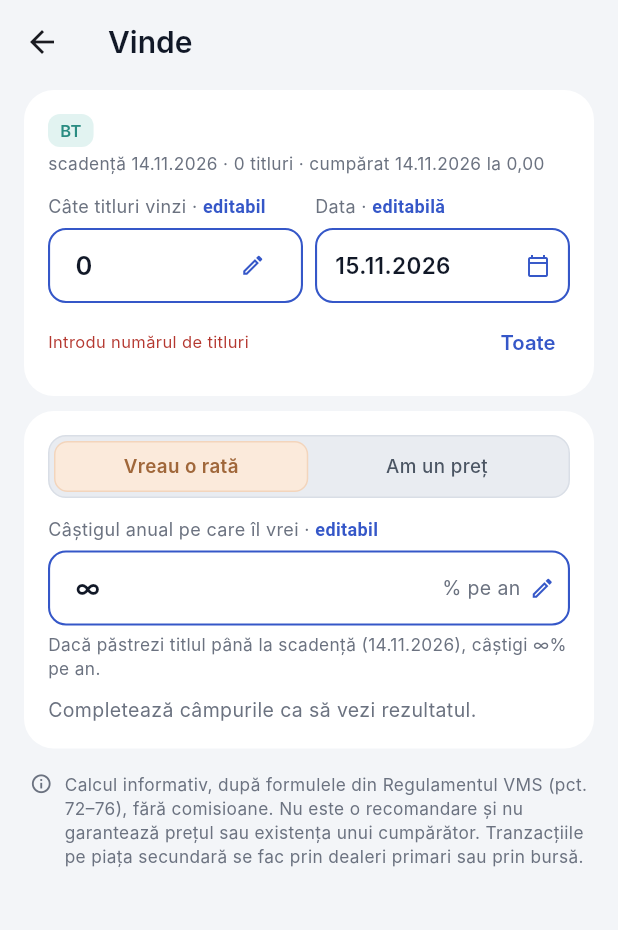
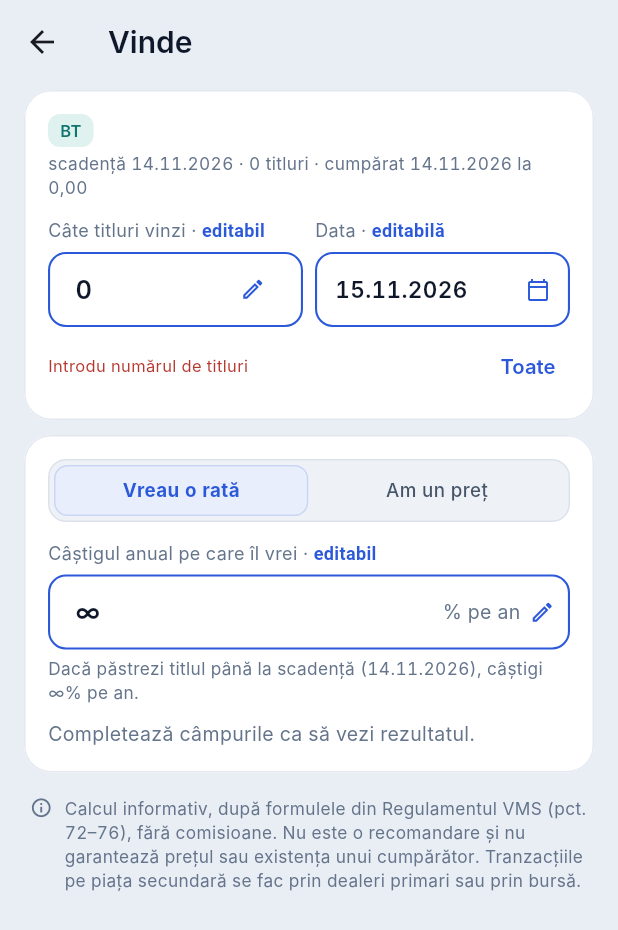
Before and after one commit to ciubukr-blip/VMS-Moldova-4, a Flutter app: the SaleScreen screen opened directly with empty values, on a phone screen of 412 x 824 dp. Shown: the top 930 px of the screen. Run offline on Flutter 3.47's test engine with Material 3 defaults, Android fonts, the phone set to English and light mode, and no system bars; our stand-ins replace firebase_core, firebase_messaging, fl_chart, flutter_local_notifications, shared_preferences, timezone; accounts and stored records are empty.

Commit message:
Design modernizat: contrast mai bun, contururi fine, cifre aliniate
- fundal gri-albăstrui mai închis (#E9EDF4), carduri albe cu contur fin de 1 px
- culori cu rol fix: albastru pentru selecții și acțiuni, verde petrol pentru BT,
  ocru pentru OS, verde doar pentru câștiguri și încasări
- toate filtrele selectate (termen, tip, an, Active/Expirate/Vândute) în albastru;
  comutatorul BT | OS și zilele din calendar în culorile BT / OS
- cifre cu lățime egală (tabular) și mai pregnante; mai mult spațiu între secțiuni
- Portofoliu: butonul explicit „+ Adaugă titlu”; bare subțiri, rotunjite, la
  „Încasări viitoare” și „Venit pe ani”
- câmpurile și etichetele mici pe nuanța deschisă a selectoarelor

Co-Authored-By: Claude Opus 5.5 <noreply@anthropic.com>
Claude-Session: https://claude.ai/code/session_013cguJaeNHeofZ6rRDsYV2J

```diff
--- a/lib/screens/bond_rates_section.dart
+++ b/lib/screens/bond_rates_section.dart
@@ -176,7 +176,7 @@ class _BondRatesSectionState extends State<BondRatesSection> {
         child: Pill(
           '${up ? '▲' : down ? '▼' : '='} ${NumberFormat('0.00', 'ro').format(diff.abs())}',
           fg: up ? AppColors.green : down ? AppColors.red : AppColors.textMuted,
-          bg: up ? AppColors.greenSoft : down ? AppColors.redSoft : AppColors.background,
+          bg: up ? AppColors.greenSoft : down ? AppColors.redSoft : AppColors.track,
           fontSize: 10,
         ),
       ),
--- a/lib/screens/calculator_common.dart
+++ b/lib/screens/calculator_common.dart
@@ -182,8 +182,8 @@ class ResultBox extends StatelessWidget {
   Widget build(BuildContext context) => Container(
         padding: const EdgeInsets.symmetric(horizontal: 4, vertical: 7),
         decoration: BoxDecoration(
-          color: const Color(0xFFF5F7FA),
-          border: Border.all(color: const Color(0xFFE7EAF0)),
+          color: const Color(0xFFF8FAFC),
+          border: Border.all(color: const Color(0xFFE3E8F0)),
           borderRadius: BorderRadius.circular(10),
         ),
         child: Column(mainAxisSize: MainAxisSize.min, children: [
--- a/lib/screens/holding_form.dart
+++ b/lib/screens/holding_form.dart
@@ -220,7 +220,7 @@ class _HoldingFormState extends State<HoldingForm> {
               borderRadius: BorderRadius.circular(14),
               child: Container(
                 padding: const EdgeInsets.symmetric(horizontal: 14, vertical: 13),
-                decoration: BoxDecoration(color: AppColors.background, borderRadius: BorderRadius.circular(14)),
+                decoration: BoxDecoration(color: AppColors.track, borderRadius: BorderRadius.circular(14)),
                 child: Row(children: [
                   Expanded(
                     child: Text(_security?.isin ?? 'Alege din listă…',
@@ -336,7 +336,7 @@ class _HoldingFormState extends State<HoldingForm> {
         borderRadius: BorderRadius.circular(14),
         child: Container(
           padding: const EdgeInsets.symmetric(horizontal: 14, vertical: 12),
-          decoration: BoxDecoration(color: AppColors.background, borderRadius: BorderRadius.circular(14)),
+          decoration: BoxDecoration(color: AppColors.track, borderRadius: BorderRadius.circular(14)),
           child: Row(children: [
             const Icon(Icons.calendar_today_outlined, size: 16, color: AppColors.textMuted),
             const SizedBox(width: 10),
--- a/lib/screens/rates_screen.dart
+++ b/lib/screens/rates_screen.dart
@@ -226,7 +226,7 @@ class _BillRatesSectionState extends State<BillRatesSection> {
       Pill(
         '${up ? '▲' : down ? '▼' : '='} ${NumberFormat('0.00', 'ro').format(diff.abs())} p.p.',
         fg: up ? AppColors.green : down ? AppColors.red : AppColors.textMuted,
-        bg: up ? AppColors.greenSoft : down ? AppColors.redSoft : AppColors.background,
+        bg: up ? AppColors.greenSoft : down ? AppColors.redSoft : AppColors.track,
         fontSize: 10,
       ),
     ]);
--- a/lib/screens/sale_screen.dart
+++ b/lib/screens/sale_screen.dart
@@ -318,7 +318,7 @@ class _SaleScreenState extends State<SaleScreen> {
       const SizedBox(height: 10),
       Container(
         padding: const EdgeInsets.all(10),
-        decoration: BoxDecoration(color: AppColors.background, borderRadius: BorderRadius.circular(12)),
+        decoration: BoxDecoration(color: AppColors.track, borderRadius: BorderRadius.circular(12)),
         child: Column(crossAxisAlignment: CrossAxisAlignment.start, children: [
           const Text('Rate de la licitații (informativ)', style: TextStyle(fontSize: 12.5, fontWeight: FontWeight.w600)),
           const SizedBox(height: 5),
--- a/lib/theme/app_theme.dart
+++ b/lib/theme/app_theme.dart
@@ -1,27 +1,31 @@
+import 'dart:ui' show FontFeature;
+
 import 'package:flutter/material.dart';
 
 /// Paletă discretă, inspirată de aplicațiile financiare moderne:
 /// fundal gri foarte deschis, carduri albe rotunjite, un singur albastru
 /// de accent și culori pastelate pentru evidențieri.
 class AppColors {
-  static const background = Color(0xFFF3F5F8);
+  static const background = Color(0xFFE9EDF4); // gri-albăstrui, puțin mai închis: cardurile albe ies în evidență
   static const surface = Colors.white;
   static const tile = Color(0xFFEEF2F8); // fundalul pătratelor cu icon
-  static const primary = Color(0xFF3557C8); // albastru calm
-  static const primarySoft = Color(0xFFE6ECFA);
-  static const text = Color(0xFF111827);
-  static const textMuted = Color(0xFF6B7280);
-  static const textFaint = Color(0xFF9CA3AF);
-  static const divider = Color(0xFFE7EAF0);
+  static const primary = Color(0xFF2B59D9); // albastru: selecții și acțiuni
+  static const primarySoft = Color(0xFFE8EEFC);
+  static const primaryLine = Color(0xFFC9D6F5);
+  static const text = Color(0xFF0F172A);
+  static const textMuted = Color(0xFF64748B);
+  static const textFaint = Color(0xFF94A3B8);
+  static const divider = Color(0xFFE3E8F0); // și conturul fin al cardurilor
+  static const track = Color(0xFFEEF1F6); // fundalul selectoarelor și al barelor
 
-  static const green = Color(0xFF1E7B4A);
-  static const greenSoft = Color(0xFFE5F5EC);
+  static const green = Color(0xFF15803D); // câștiguri, încasări
+  static const greenSoft = Color(0xFFDCFCE7);
   static const red = Color(0xFFB4372F);
   static const redSoft = Color(0xFFFCEBEA);
-  static const amber = Color(0xFF9A5B00);
-  static const amberSoft = Color(0xFFFFF3DD);
-  static const teal = Color(0xFF2A8C82);
-  static const tealSoft = Color(0xFFE2F3F1);
+  static const amber = Color(0xFFA16207); // ocru: obligațiuni (OS)
+  static const amberSoft = Color(0xFFFBF0DC);
+  static const teal = Color(0xFF0F766E); // verde petrol: bonuri (BT)
+  static const tealSoft = Color(0xFFE0F2EF);
 
   // seriile din grafice (nuanțe atenuate)
   static const term91 = Color(0xFF2A9D8F);
@@ -51,22 +55,25 @@ class SectionPalette {
   const SectionPalette({required this.text, required this.soft, required this.line, required this.underline, required this.wash});
 
   static const bills = SectionPalette(
-    text: Color(0xFF2F7D6E),
-    soft: Color(0xFFDDF1EB),
-    line: Color(0xFFBFE3D9),
-    underline: Color(0xFF8FCDBD),
-    wash: Color(0xFFEEF7F4),
+    text: Color(0xFF0F766E),
+    soft: Color(0xFFE0F2EF),
+    line: Color(0xFFA7D7CF),
+    underline: Color(0xFF5EB3A6),
+    wash: Color(0xFFEFF8F6),
   );
   static const bonds = SectionPalette(
-    text: Color(0xFFA0673A),
-    soft: Color(0xFFFBEADB),
-    line: Color(0xFFF3D5BC),
-    underline: Color(0xFFEBBF9A),
-    wash: Color(0xFFFCF3EC),
+    text: Color(0xFFA16207),
+    soft: Color(0xFFFBF0DC),
+    line: Color(0xFFEBCB8F),
+    underline: Color(0xFFD9A54A),
+    wash: Color(0xFFFDF7EC),
   );
 }
 
 class AppTheme {
+  /// Cifre cu lățime egală: sumele și procentele se aliniază pe coloane.
+  static const _tnum = [FontFeature.tabularFigures()];
+
   static ThemeData light() {
     const font = 'Inter';
     final scheme = ColorScheme.fromSeed(
@@ -76,16 +83,16 @@ class AppTheme {
       brightness: Brightness.light,
     );
     const t = TextTheme(
-      headlineSmall: TextStyle(fontSize: 20, fontWeight: FontWeight.w600, color: AppColors.text, letterSpacing: -0.2),
-      titleLarge: TextStyle(fontSize: 17, fontWeight: FontWeight.w600, color: AppColors.text),
-      titleMedium: TextStyle(fontSize: 15, fontWeight: FontWeight.w600, color: AppColors.text),
-      titleSmall: TextStyle(fontSize: 13.5, fontWeight: FontWeight.w600, color: AppColors.text),
-      bodyLarge: TextStyle(fontSize: 14, color: AppColors.text),
-      bodyMedium: TextStyle(fontSize: 13, color: AppColors.text),
-      bodySmall: TextStyle(fontSize: 11.5, color: AppColors.textMuted),
-      labelLarge: TextStyle(fontSize: 13, fontWeight: FontWeight.w600),
-      labelMedium: TextStyle(fontSize: 12, fontWeight: FontWeight.w500),
-      labelSmall: TextStyle(fontSize: 11, fontWeight: FontWeight.w500, color: AppColors.textMuted),
+      headlineSmall: TextStyle(fontFeatures: _tnum, fontSize: 21, fontWeight: FontWeight.w700, color: AppColors.text, letterSpacing: -0.2),
+      titleLarge: TextStyle(fontFeatures: _tnum, fontSize: 17, fontWeight: FontWeight.w700, color: AppColors.text),
+      titleMedium: TextStyle(fontFeatures: _tnum, fontSize: 15, fontWeight: FontWeight.w600, color: AppColors.text),
+      titleSmall: TextStyle(fontFeatures: _tnum, fontSize: 13.5, fontWeight: FontWeight.w600, color: AppColors.text),
+      bodyLarge: TextStyle(fontFeatures: _tnum, fontSize: 14, color: AppColors.text),
+      bodyMedium: TextStyle(fontFeatures: _tnum, fontSize: 13, color: AppColors.text),
+      bodySmall: TextStyle(fontFeatures: _tnum, fontSize: 11.5, color: AppColors.textMuted),
+      labelLarge: TextStyle(fontFeatures: _tnum, fontSize: 13, fontWeight: FontWeight.w600),
+      labelMedium: TextStyle(fontFeatures: _tnum, fontSize: 12, fontWeight: FontWeight.w500),
+      labelSmall: TextStyle(fontFeatures: _tnum, fontSize: 11, fontWeight: FontWeight.w500, color: AppColors.textMuted),
     );
     final radius = BorderRadius.circular(14);
     return ThemeData(
@@ -106,12 +113,14 @@ class AppTheme {
         surfaceTintColor: Colors.transparent,
         elevation: 0,
         margin: EdgeInsets.zero,
-        shape: RoundedRectangleBorder(borderRadius: BorderRadius.circular(20)),
+        shape: RoundedRectangleBorder(borderRadius: BorderRadius.circular(18), side: const BorderSide(color: AppColors.divider)),
       ),
       dividerTheme: const DividerThemeData(color: AppColors.divider, thickness: 1, space: 1),
       navigationBarTheme: NavigationBarThemeData(
         backgroundColor: AppColors.surface,
         surfaceTintColor: Colors.transparent,
+        shadowColor: AppColors.divider,
+        elevation: 1,
         indicatorColor: AppColors.primarySoft,
         height: 64,
         labelTextStyle: WidgetStateProperty.resolveWith((s) => TextStyle(
@@ -127,7 +136,7 @@ class AppTheme {
       ),
       inputDecorationTheme: InputDecorationTheme(
         filled: true,
-        fillColor: AppColors.background,
+        fillColor: AppColors.track,
         isDense: true,
         contentPadding: const EdgeInsets.symmetric(horizontal: 14, vertical: 12),
         labelStyle: const TextStyle(fontSize: 13, color: AppColors.textMuted),
@@ -140,7 +149,7 @@ class AppTheme {
       chipTheme: ChipThemeData(
         backgroundColor: AppColors.surface,
         selectedColor: AppColors.primarySoft,
-        side: const BorderSide(color: AppColors.divider),
+        side: const BorderSide(color: Color(0xFFDCE2EC)),
         labelStyle: const TextStyle(fontFamily: font, fontSize: 12.5, fontWeight: FontWeight.w500, color: AppColors.text),
         shape: RoundedRectangleBorder(borderRadius: BorderRadius.circular(10)),
         padding: const EdgeInsets.symmetric(horizontal: 4, vertical: 0),
--- a/lib/widgets/common.dart
+++ b/lib/widgets/common.dart
@@ -10,14 +10,14 @@ class AppCard extends StatelessWidget {
   final VoidCallback? onTap;
   final Color? color;
   final BorderSide side;
-  const AppCard({super.key, required this.child, this.padding = const EdgeInsets.all(16), this.onTap, this.color, this.side = BorderSide.none});
+  const AppCard({super.key, required this.child, this.padding = const EdgeInsets.all(16), this.onTap, this.color, this.side = const BorderSide(color: AppColors.divider)});
 
   @override
   Widget build(BuildContext context) {
     final content = Padding(padding: padding, child: child);
     return Material(
       color: color ?? AppColors.surface,
-      shape: RoundedRectangleBorder(borderRadius: BorderRadius.circular(20), side: side),
+      shape: RoundedRectangleBorder(borderRadius: BorderRadius.circular(18), side: side),
       clipBehavior: Clip.antiAlias,
       child: onTap == null ? content : InkWell(onTap: onTap, child: content),
     );
@@ -60,7 +60,7 @@ class SectionHeader extends StatelessWidget {
 
   @override
   Widget build(BuildContext context) => Padding(
-        padding: const EdgeInsets.fromLTRB(4, 18, 4, 10),
+        padding: const EdgeInsets.fromLTRB(4, 22, 4, 10),
         child: Row(children: [
           Expanded(child: Text(title, style: Theme.of(context).textTheme.titleLarge)),
           if (action != null)
@@ -143,7 +143,7 @@ class Stat extends StatelessWidget {
   Widget build(BuildContext context) => Column(crossAxisAlignment: align, mainAxisSize: MainAxisSize.min, children: [
         Text(label, textAlign: _textAlign, style: const TextStyle(fontSize: 11.5, color: AppColors.textMuted)),
         const SizedBox(height: 3),
-        Text(value, textAlign: _textAlign, style: TextStyle(fontSize: valueSize, fontWeight: FontWeight.w600, color: valueColor ?? AppColors.text)),
+        Text(value, textAlign: _textAlign, style: TextStyle(fontSize: valueSize, fontWeight: FontWeight.w700, color: valueColor ?? AppColors.text)),
       ]);
 }
 
@@ -210,7 +210,7 @@ class Segmented<T> extends StatelessWidget {
       final v = values[i];
       if (p != null && i > 0) {
         final hide = v == selected || values[i - 1] == selected;
-        items.add(Container(width: 1, height: 16, color: hide ? Colors.transparent : const Color(0xFFCDD3DC)));
+        items.add(Container(width: 1, height: 16, color: hide ? Colors.transparent : const Color(0xFFCBD3DF)));
       }
       final on = v == selected;
       items.add(Expanded(
@@ -221,9 +221,9 @@ class Segmented<T> extends StatelessWidget {
             duration: const Duration(milliseconds: 150),
             padding: const EdgeInsets.symmetric(vertical: 7),
             decoration: BoxDecoration(
-              color: on ? (p?.soft ?? AppColors.surface) : Colors.transparent,
+              color: on ? (p == null ? AppColors.surface : AppColors.primarySoft) : Colors.transparent,
               borderRadius: BorderRadius.circular(9),
-              border: p == null ? null : Border.all(color: on ? p.line : Colors.transparent),
+              border: p == null ? null : Border.all(color: on ? AppColors.primaryLine : Colors.transparent),
               boxShadow: on && p == null ? const [BoxShadow(color: Color(0x14000000), blurRadius: 4, offset: Offset(0, 1))] : null,
             ),
             alignment: Alignment.center,
@@ -233,8 +233,8 @@ class Segmented<T> extends StatelessWidget {
                 softWrap: false,
                 style: TextStyle(
                   fontSize: 12.5,
-                  fontWeight: on ? FontWeight.w600 : FontWeight.w500,
-                  color: on ? (p?.text ?? AppColors.text) : (p == null ? AppColors.textMuted : const Color(0xFF4B5563)),
+                  fontWeight: on ? FontWeight.w700 : FontWeight.w500,
+                  color: on ? (p == null ? AppColors.text : AppColors.primary) : (p == null ? AppColors.textMuted : const Color(0xFF475569)),
                 )),
           ),
         ),
@@ -243,10 +243,10 @@ class Segmented<T> extends StatelessWidget {
     return Container(
       padding: const EdgeInsets.all(3),
       decoration: p == null
-          ? BoxDecoration(color: AppColors.background, borderRadius: BorderRadius.circular(12))
+          ? BoxDecoration(color: AppColors.track, borderRadius: BorderRadius.circular(12))
           : BoxDecoration(
-              color: const Color(0xFFE9ECF1),
-              border: Border.all(color: const Color(0xFFD9DEE6)),
+              color: AppColors.track,
+              border: Border.all(color: const Color(0xFFDCE2EC)),
               borderRadius: BorderRadius.circular(12),
             ),
       child: Row(children: items),
@@ -266,11 +266,11 @@ class YearChip extends StatelessWidget {
   Widget build(BuildContext context) => Padding(
         padding: const EdgeInsets.only(right: 6),
         child: ChoiceChip(
-          label: Text(label, style: TextStyle(color: selected ? palette.text : AppColors.text, fontWeight: selected ? FontWeight.w600 : FontWeight.w500)),
+          label: Text(label, style: TextStyle(color: selected ? AppColors.primary : AppColors.text, fontWeight: selected ? FontWeight.w700 : FontWeight.w500)),
           selected: selected,
           onSelected: (_) => onTap(),
-          selectedColor: palette.wash,
-          side: BorderSide(color: selected ? palette.line : const Color(0xFFDCE1E8)),
+          selectedColor: AppColors.primarySoft,
+          side: BorderSide(color: selected ? AppColors.primaryLine : const Color(0xFFDCE2EC)),
           visualDensity: VisualDensity.compact,
           materialTapTargetSize: MaterialTapTargetSize.shrinkWrap,
         ),
@@ -313,8 +313,7 @@ class SectionSwitch extends StatelessWidget {
               borderRadius: BorderRadius.circular(11),
               border: Border.all(color: on ? p.line : Colors.transparent),
             ),
-            child: Text(text,
-                style: TextStyle(fontSize: 13.5, fontWeight: on ? FontWeight.w600 : FontWeight.w500, color: on ? p.text : AppColors.textMuted)),
+            child: Text(text, style: TextStyle(fontSize: 13.5, fontWeight: on ? FontWeight.w700 : FontWeight.w600, color: p.text.withValues(alpha: on ? 1 : 0.75))),
           ),
         ),
       );
@@ -322,7 +321,7 @@ class SectionSwitch extends StatelessWidget {
   @override
   Widget build(BuildContext context) => Container(
         padding: const EdgeInsets.all(3),
-        decoration: BoxDecoration(color: const Color(0xFFEAEDF2), borderRadius: BorderRadius.circular(14)),
+        decoration: BoxDecoration(color: AppColors.track, border: Border.all(color: const Color(0xFFDCE2EC)), borderRadius: BorderRadius.circular(14)),
         child: Row(children: [
           _half('Bonuri · BT', !bonds, SectionPalette.bills, () => onChanged(false)),
           _half('Obligațiuni · OS', bonds, SectionPalette.bonds, () => onChanged(true)),
@@ -367,8 +366,8 @@ class OutlinedTile extends StatelessWidget {
   Widget build(BuildContext context) => Container(
         padding: padding,
         decoration: BoxDecoration(
-          color: const Color(0xFFFBFCFD),
-          border: Border.all(color: const Color(0xFFDCE1E8)),
+          color: const Color(0xFFF8FAFC),
+          border: Border.all(color: AppColors.divider),
           borderRadius: BorderRadius.circular(14),
         ),
         child: child,
@@ -385,8 +384,8 @@ class StatBox extends StatelessWidget {
   Widget build(BuildContext context) => Container(
         padding: const EdgeInsets.symmetric(horizontal: 4, vertical: 7),
         decoration: BoxDecoration(
-          color: const Color(0xFFF5F7FA),
-          border: Border.all(color: const Color(0xFFE7EAF0)),
+          color: const Color(0xFFF8FAFC),
+          border: Border.all(color: AppColors.divider),
           borderRadius: BorderRadius.circular(10),
         ),
         child: Column(mainAxisSize: MainAxisSize.min, children: [
@@ -394,7 +393,7 @@ class StatBox extends StatelessWidget {
           const SizedBox(height: 3),
           FittedBox(
             fit: BoxFit.scaleDown,
-            child: Text(value, maxLines: 1, style: const TextStyle(fontSize: 14, fontWeight: FontWeight.w600, color: AppColors.text)),
+            child: Text(value, maxLines: 1, style: const TextStyle(fontSize: 14, fontWeight: FontWeight.w700, color: AppColors.text)),
           ),
         ]),
       );
```
Also changed, not shown: lib/screens/auctions_screen.dart (+5 -4 lines), lib/screens/buy_calculator_screen.dart (+9 -9 lines), lib/screens/portfolio_screen.dart (+30 -28 lines).
